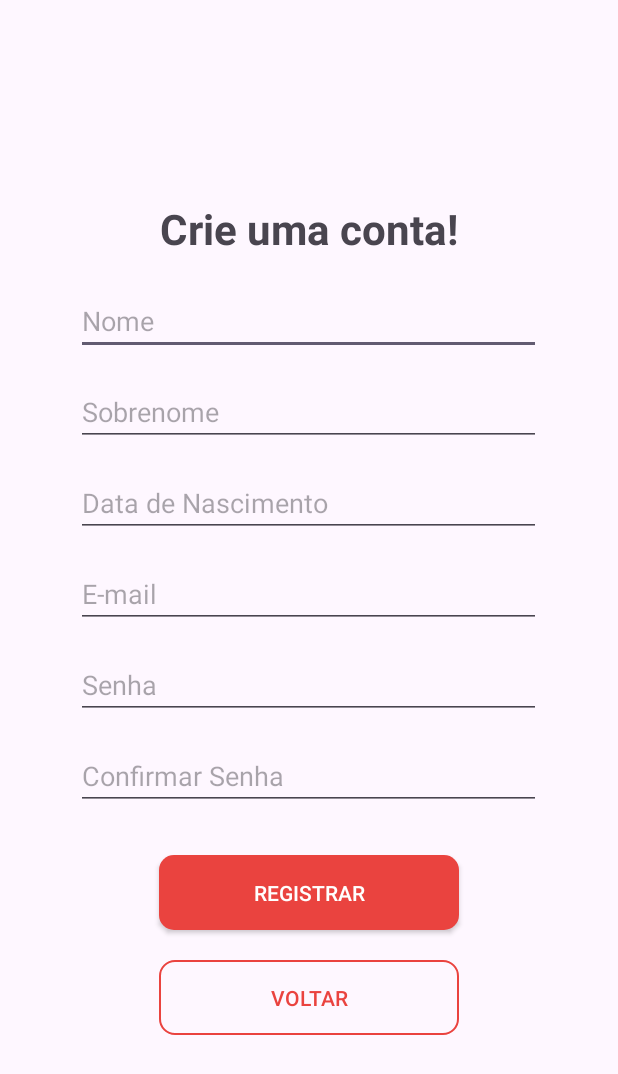
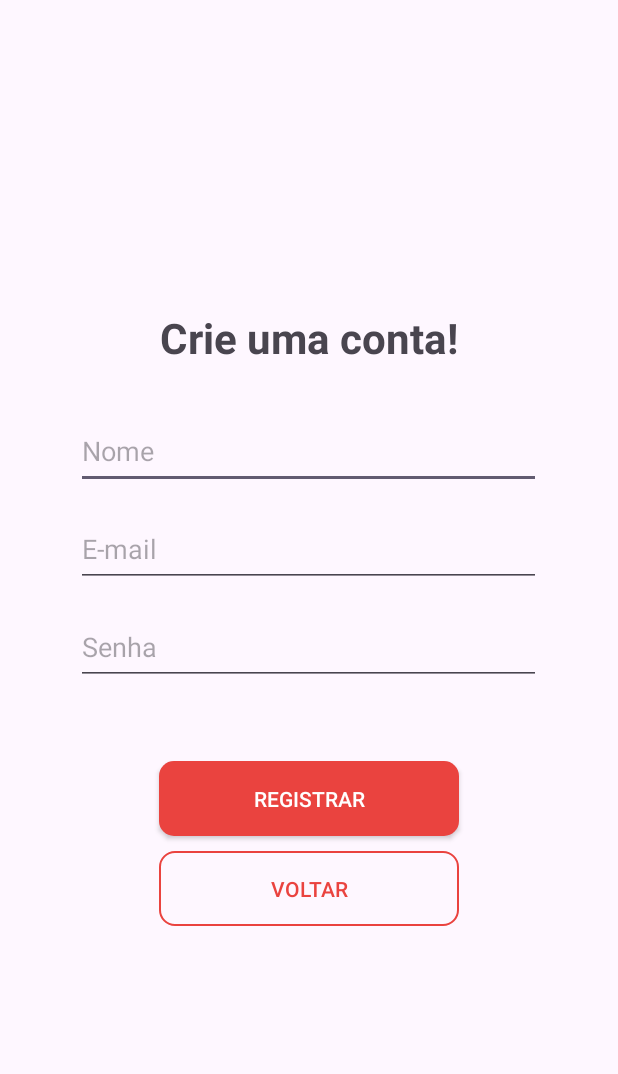
Before and after one commit to bptiago/cinefy, an Android app: the RegisterActivity screen opened directly, with no data from a screen before it, on a phone screen of 412 x 824 dp. Shown: the top 1074 px of the screen. Run offline under Robolectric (Android 15) with nearby library versions, the phone set to English and light mode, and no system bars; our stand-ins replace Room's generated code, data binding.

Commit message:
Integrate Room database with register activity

```diff
--- a/app/src/main/AndroidManifest.xml
+++ b/app/src/main/AndroidManifest.xml
@@ -13,6 +13,9 @@
         android:theme="@style/Theme.Cinefy"
         tools:targetApi="31">
         <activity
+            android:name=".LoginActivity"
+            android:exported="false" />
+        <activity
             android:name=".RegisterActivity"
             android:exported="false" />
         <activity
--- a/app/src/main/java/com/puc/cinefy/model/Singleton.kt
+++ b/app/src/main/java/com/puc/cinefy/model/Singleton.kt
@@ -17,4 +17,6 @@ object Singleton {
         dao.insert(user)
         users = dao.getAll()
     }
+
+    fun getUser(user: User): User? = dao.findByEmail(user.email)
 }
--- a/app/src/main/java/com/puc/cinefy/model/User.kt
+++ b/app/src/main/java/com/puc/cinefy/model/User.kt
@@ -7,7 +7,7 @@ import androidx.room.PrimaryKey
 @Entity(tableName = "tbUser")
 data class User (
     @PrimaryKey(autoGenerate = true)
-    var id: Int,
+    var id: Int?,
     var name: String,
     @ColumnInfo(index = true)
     var email: String,
--- a/app/src/main/java/com/puc/cinefy/model/UserDao.kt
+++ b/app/src/main/java/com/puc/cinefy/model/UserDao.kt
@@ -2,11 +2,12 @@ package com.puc.cinefy.model
 
 import androidx.room.Dao
 import androidx.room.Insert
+import androidx.room.OnConflictStrategy
 import androidx.room.Query
 
 @Dao
 interface UserDao {
-    @Insert
+    @Insert(onConflict = OnConflictStrategy.REPLACE)
     fun insert(user: User)
 
     @Query("SELECT * FROM tbUser")
--- a/app/src/main/java/com/puc/cinefy/model/UserDatabase.kt
+++ b/app/src/main/java/com/puc/cinefy/model/UserDatabase.kt
@@ -5,7 +5,7 @@ import androidx.room.Database
 import androidx.room.Room
 import androidx.room.RoomDatabase
 
-@Database(entities = [User::class], version = 1, exportSchema = false)
+@Database(entities = [User::class], version = 2, exportSchema = false)
 abstract class UserDatabase : RoomDatabase() {
     abstract fun userDao(): UserDao
 
@@ -19,7 +19,7 @@ abstract class UserDatabase : RoomDatabase() {
                     context.applicationContext,
                     UserDatabase::class.java,
                     "users_db"
-                ).allowMainThreadQueries().build()
+                ).fallbackToDestructiveMigration().allowMainThreadQueries().build()
 
                 INSTANCE = instance
                 instance
--- a/app/src/main/res/layout/activity_register.xml
+++ b/app/src/main/res/layout/activity_register.xml
@@ -20,71 +20,55 @@
             <TextView
                 android:id="@+id/textView"
                 android:layout_width="wrap_content"
-                android:layout_height="wrap_content"
+                android:layout_height="50dp"
                 android:text="Crie uma conta!"
 
                 android:textSize="28sp"
                 android:textStyle="bold" />
 
             <EditText
-                android:id="@+id/editTextText"
+                android:id="@+id/txtName"
                 android:layout_width="310dp"
-                android:layout_height="wrap_content"
+                android:layout_height="50dp"
                 android:layout_marginTop="20dp"
                 android:hint="Nome"
-                android:ems="10"
-                android:inputType="textPassword" />
+                android:ems="10" />
 
             <EditText
-                android:id="@+id/editTextText2"
+                android:id="@+id/txtEmail"
                 android:layout_width="310dp"
-                android:layout_height="wrap_content"
-                android:layout_marginTop="15dp"
-                android:hint="Sobrenome"
-                android:ems="10"
-                android:inputType="textPassword" />
-
-            <EditText
-                android:id="@+id/editTextDate"
-                android:layout_width="310dp"
-                android:layout_height="wrap_content"
-                android:layout_marginTop="15dp"
-                android:hint="Data de Nascimento"
-                android:ems="10"
-                android:inputType="date" />
-
-            <EditText
-                android:id="@+id/editTextTextEmailAddress"
-                android:layout_width="310dp"
-                android:layout_height="wrap_content"
+                android:layout_height="50dp"
                 android:layout_marginTop="15dp"
                 android:hint="E-mail"
                 android:ems="10"
                 android:inputType="textEmailAddress" />
 
             <EditText
-                android:id="@+id/editTextTextPassword"
+                android:id="@+id/txtPassword"
                 android:layout_width="310dp"
-                android:layout_height="wrap_content"
+                android:layout_height="50dp"
                 android:layout_marginTop="15dp"
                 android:hint="Senha"
                 android:ems="10"
                 android:inputType="textPassword" />
 
-            <EditText
-                android:id="@+id/editTextTextPassword2"
-                android:layout_width="310dp"
-                android:layout_height="wrap_content"
-                android:layout_marginTop="15dp"
-                android:hint="Confirmar Senha"
-                android:ems="10"
-                android:inputType="textPassword" />
+            <TextView
+                android:id="@+id/txtMsg"
+                android:layout_width="wrap_content"
+                android:layout_height="30dp"
+                android:layout_marginBottom="5dp"
+                android:text=""
+                android:textAllCaps="true"
+                android:layout_marginTop="5dp"
+                android:textSize="18sp"
+                android:textColor="@color/main"
+                android:textStyle="bold" />
 
             <androidx.appcompat.widget.AppCompatButton
-                android:id="@+id/button2"
+                android:id="@+id/btnRegister"
                 android:layout_width="200dp"
                 android:layout_height="50dp"
-                android:layout_marginTop="30dp"
+                android:layout_marginTop="10dp"
                 android:background="@drawable/background_btn_full"
                 android:text="REGISTRAR"
                 android:textColor="#ffff"
@@ -99,14 +83,14 @@
                 android:id="@+id/btnBack"
                 android:layout_width="200dp"
                 android:layout_height="50dp"
-                android:layout_marginTop="20dp"
+                android:layout_marginTop="10dp"
                 android:text="VOLTAR"
                 android:textColor="#EA433F"
                 android:background="@drawable/background_btn_outline"
-                app:layout_constraintEnd_toEndOf="@+id/button2"
+                app:layout_constraintEnd_toEndOf="@+id/btnLogin"
                 app:layout_constraintHorizontal_bias="0.0"
-                app:layout_constraintStart_toStartOf="@+id/button2"
-                app:layout_constraintTop_toBottomOf="@+id/button2" />
+                app:layout_constraintStart_toStartOf="@+id/btnLogin"
+                app:layout_constraintTop_toBottomOf="@+id/btnLogin" />
         </LinearLayout>
 
     </androidx.constraintlayout.widget.ConstraintLayout>
--- a/app/src/main/res/values/colors.xml
+++ b/app/src/main/res/values/colors.xml
@@ -2,4 +2,5 @@
 <resources>
     <color name="black">#FF000000</color>
     <color name="white">#FFFFFFFF</color>
+    <color name="main">#EA433F</color>
 </resources>
```
Also changed, not shown: app/src/main/java/com/puc/cinefy/LoginActivity.kt (added, +25 -0 lines), app/src/main/java/com/puc/cinefy/MainActivity.kt (+5 -7 lines), app/src/main/java/com/puc/cinefy/RegisterActivity.kt (+17 -4 lines), app/src/main/res/layout/activity_login.xml (added, +10 -0 lines), app/src/main/res/layout/activity_main.xml (+5 -5 lines).
